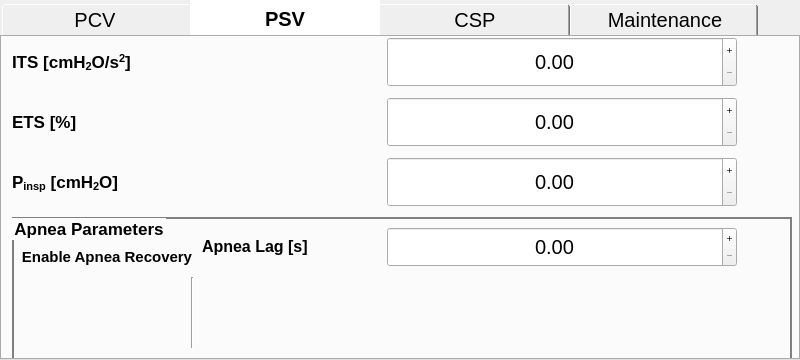
The window that gui/settings/settings.ui (guescio/gui) describes before a commit, drawn with Qt 5.
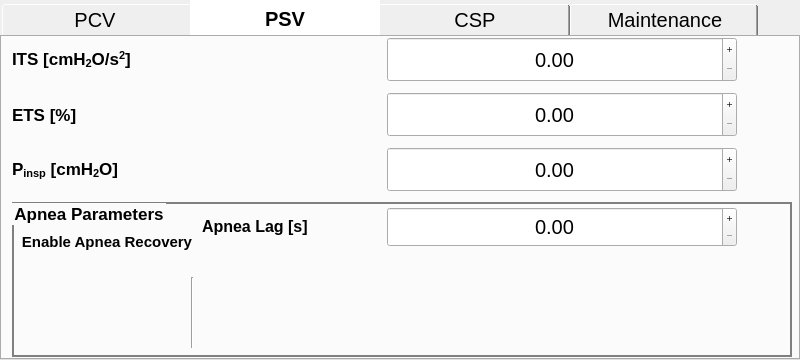
The same window after the commit. The open tabs and pages were chosen to show the change. Icons and pictures are not drawn. Custom widgets are drawn as their Qt base class.

Commit message: reduce and adjust widgets to the new panel size

Patch:
```diff
--- a/gui/settings/settings.ui
+++ b/gui/settings/settings.ui
@@ -921,7 +921,7 @@
           <x>10</x>
           <y>0</y>
           <width>340</width>
-          <height>50</height>
+          <height>45</height>
          </rect>
         </property>
         <property name="font">
@@ -939,9 +939,9 @@
         <property name="geometry">
          <rect>
           <x>10</x>
-          <y>60</y>
+          <y>55</y>
           <width>340</width>
-          <height>50</height>
+          <height>45</height>
          </rect>
         </property>
         <property name="font">
@@ -961,7 +961,7 @@
           <x>360</x>
           <y>0</y>
           <width>400</width>
-          <height>50</height>
+          <height>45</height>
          </rect>
         </property>
         <property name="font">
@@ -980,9 +980,9 @@
         <property name="geometry">
          <rect>
           <x>360</x>
-          <y>60</y>
+          <y>55</y>
           <width>400</width>
-          <height>50</height>
+          <height>45</height>
          </rect>
         </property>
         <property name="font">
@@ -1016,7 +1016,7 @@
           <x>440</x>
           <y>0</y>
           <width>240</width>
-          <height>50</height>
+          <height>45</height>
          </rect>
         </property>
         <property name="palette">
@@ -1129,9 +1129,9 @@
         <property name="geometry">
          <rect>
           <x>440</x>
-          <y>60</y>
+          <y>55</y>
           <width>240</width>
-          <height>50</height>
+          <height>45</height>
          </rect>
         </property>
         <property name="palette">
@@ -1244,9 +1244,9 @@
         <property name="geometry">
          <rect>
           <x>360</x>
-          <y>120</y>
+          <y>110</y>
           <width>400</width>
-          <height>50</height>
+          <height>45</height>
          </rect>
         </property>
         <property name="font">
@@ -1265,9 +1265,9 @@
         <property name="geometry">
          <rect>
           <x>440</x>
-          <y>120</y>
+          <y>110</y>
           <width>240</width>
-          <height>50</height>
+          <height>45</height>
          </rect>
         </property>
         <property name="palette">
@@ -1380,9 +1380,9 @@
         <property name="geometry">
          <rect>
           <x>10</x>
-          <y>120</y>
+          <y>110</y>
           <width>340</width>
-          <height>50</height>
+          <height>45</height>
          </rect>
         </property>
         <property name="font">
@@ -1400,9 +1400,9 @@
         <property name="geometry">
          <rect>
           <x>10</x>
-          <y>180</y>
+          <y>165</y>
           <width>780</width>
-          <height>160</height>
+          <height>155</height>
          </rect>
         </property>
         <property name="font">
@@ -1447,7 +1447,7 @@
          <property name="geometry">
           <rect>
            <x>190</x>
-           <y>10</y>
+           <y>5</y>
            <width>150</width>
            <height>40</height>
           </rect>
@@ -1467,7 +1467,7 @@
          <property name="geometry">
           <rect>
            <x>350</x>
-           <y>10</y>
+           <y>5</y>
            <width>400</width>
            <height>40</height>
           </rect>
@@ -1497,7 +1497,7 @@
          <property name="geometry">
           <rect>
            <x>430</x>
-           <y>10</y>
+           <y>5</y>
            <width>240</width>
            <height>40</height>
           </rect>
```
Left out of the diff: 2 changed lines with no effect on the pictures.
